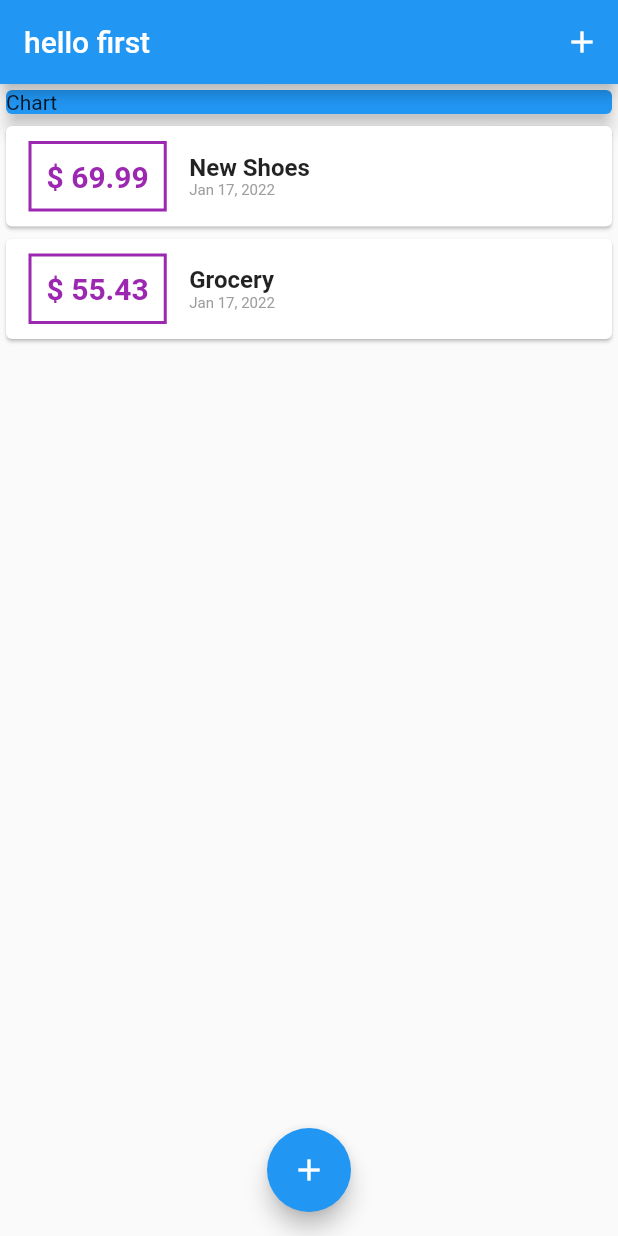
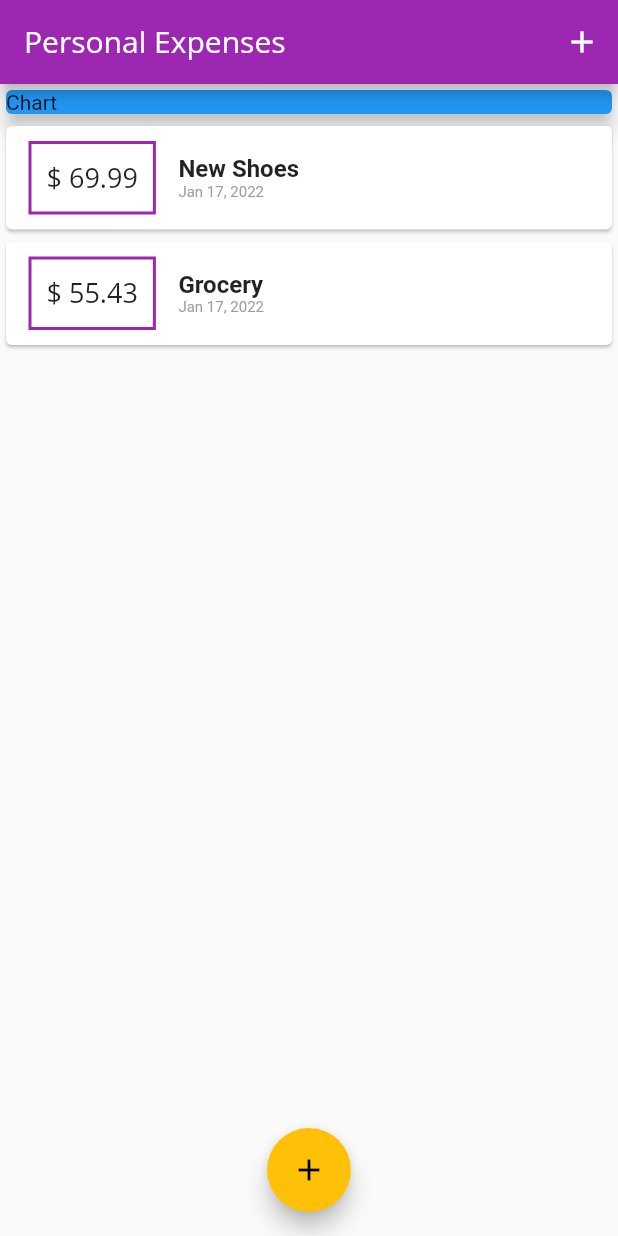
Before and after one commit to aqeelahlam/personal_expense_app, a Flutter app: the screen it shows after launch, on a phone screen of 412 x 824 dp. Run offline on Flutter 3.47's test engine with Material 2 defaults, Android fonts, the phone set to English and light mode, and no system bars.

Commit message:
Theming and Fonts

```diff
--- a/lib/main.dart
+++ b/lib/main.dart
@@ -10,6 +10,21 @@ class MyApp extends StatelessWidget {
   Widget build(BuildContext context) {
     return MaterialApp(
       title: 'Flutter App',
+      theme: ThemeData(
+          primarySwatch: Colors.purple,
+          accentColor: Colors.amber,
+          fontFamily: 'Quicksand',
+          textTheme: ThemeData.light().textTheme.copyWith(
+                  headline6: TextStyle(
+                fontFamily: 'OpenSans',
+                fontSize: 18,
+              )),
+          appBarTheme: AppBarTheme(
+              textTheme: ThemeData.light().textTheme.copyWith(
+                      headline6: TextStyle(
+                    fontFamily: 'OpenSans',
+                    fontSize: 20,
+                  )))),
       home: MyHomePage(),
     );
   }
@@ -62,7 +77,10 @@ class _MyHomePageState extends State<MyHomePage> {
   Widget build(BuildContext context) {
     return Scaffold(
         appBar: AppBar(
-          title: const Text("hello first"),
+          title: Text(
+            "Personal Expenses",
+            style: TextStyle(fontFamily: 'OpenSans'),
+          ),
           actions: [
             IconButton(
                 onPressed: () {
--- a/lib/widgets/transaction_list.dart
+++ b/lib/widgets/transaction_list.dart
@@ -19,15 +19,13 @@ class TransactionList extends StatelessWidget {
                 Container(
                   child: Text(
                     '\$ ${userTransactions[index].amount.toStringAsFixed(2)}',
-                    style: const TextStyle(
-                        fontWeight: FontWeight.bold,
-                        fontSize: 20,
-                        color: Colors.purple),
+                    style: Theme.of(context).textTheme.headline6,
                   ),
                   margin:
                       const EdgeInsets.symmetric(vertical: 10, horizontal: 15),
                   decoration: BoxDecoration(
-                      border: Border.all(color: Colors.purple, width: 2)),
+                      border: Border.all(
+                          color: Theme.of(context).primaryColor, width: 2)),
                   padding: const EdgeInsets.all(10),
                 ),
                 Column(
```
Also changed, not shown: pubspec.yaml (+11 -11 lines), assets/fonts/OpenSans-Bold.ttf (added), assets/fonts/OpenSans-Regular.ttf (added), assets/fonts/Quicksand-Bold.ttf (added), assets/fonts/Quicksand-Light.ttf (added), assets/fonts/Quicksand-Medium.ttf (added), assets/fonts/Quicksand-Regular.ttf (added).
